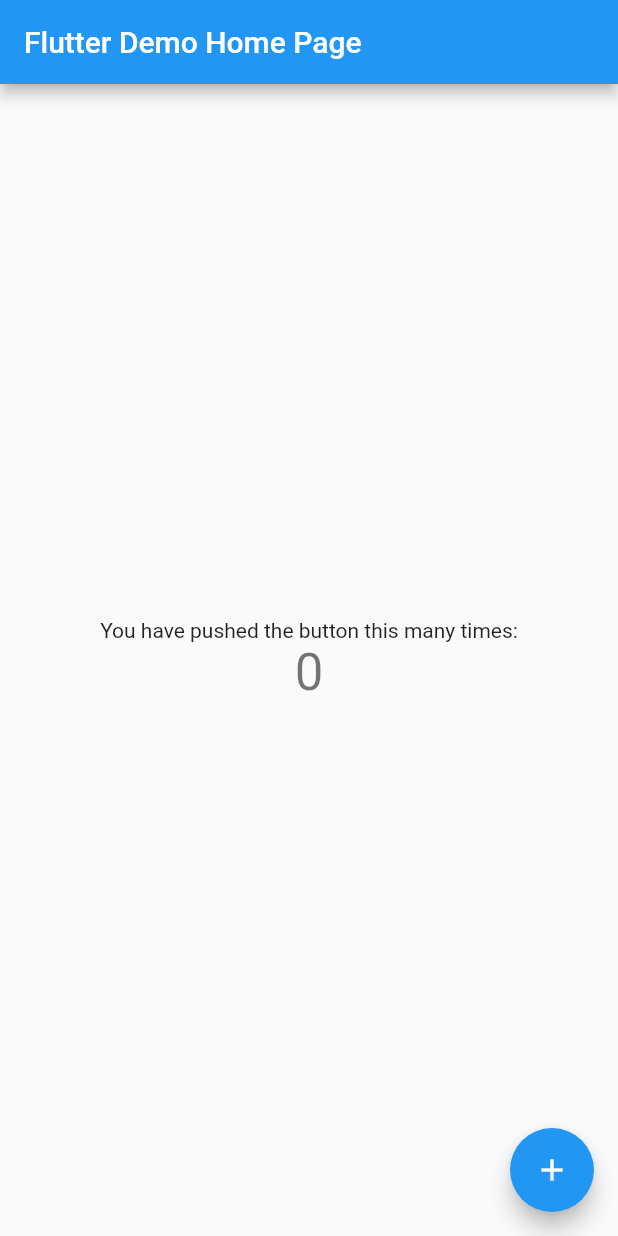
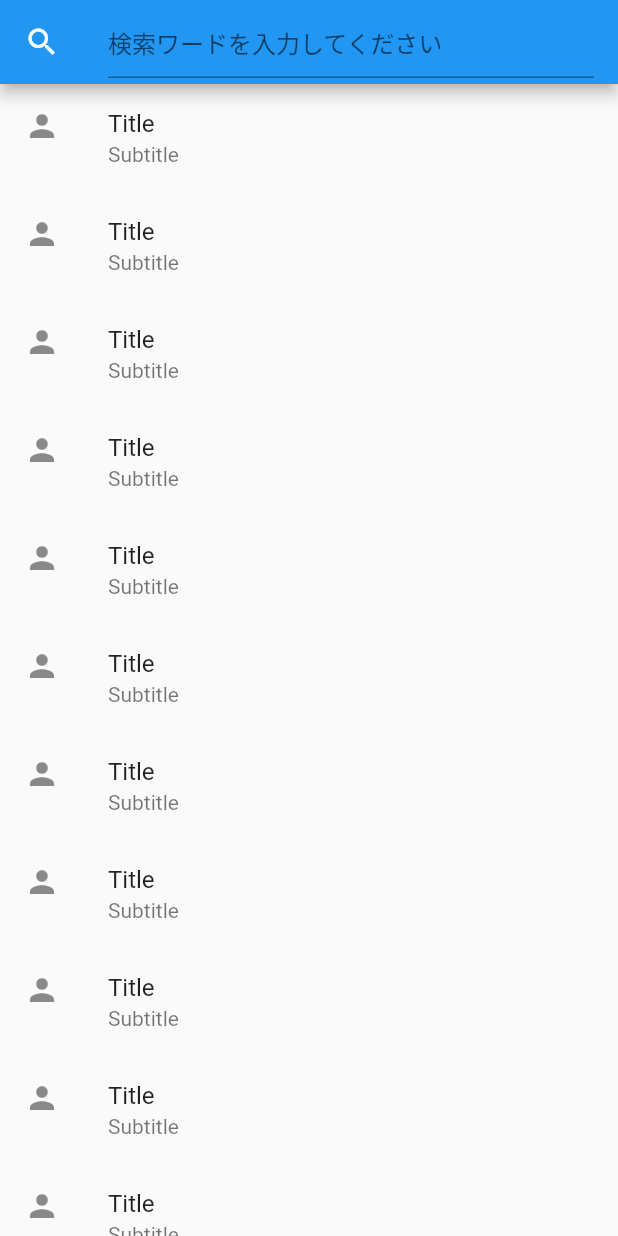
Before and after one commit to watanavex/MyFlutterPlayground, a Flutter app: the screen it shows after launch, on a phone screen of 412 x 824 dp. Run offline on Flutter 3.47's test engine with Material 2 defaults, Android fonts, the phone set to English and light mode, and no system bars; our stand-ins replace dio, freezed_annotation, retrofit; generated files the repository leaves out were written again.

Commit message:
Implement roughly layout

```diff
--- a/lib/main.dart
+++ b/lib/main.dart
@@ -7,109 +7,50 @@
 class MyApp extends StatelessWidget {
   const MyApp({Key? key}) : super(key: key);
 
-  // This widget is the root of your application.
   @override
   Widget build(BuildContext context) {
     return MaterialApp(
-      title: 'Flutter Demo',
       theme: ThemeData(
-        // This is the theme of your application.
-        //
-        // Try running your application with "flutter run". You'll see the
-        // application has a blue toolbar. Then, without quitting the app, try
-        // changing the primarySwatch below to Colors.green and then invoke
-        // "hot reload" (press "r" in the console where you ran "flutter run",
-        // or simply save your changes to "hot reload" in a Flutter IDE).
-        // Notice that the counter didn't reset back to zero; the application
-        // is not restarted.
         primarySwatch: Colors.blue,
       ),
-      home: const MyHomePage(title: 'Flutter Demo Home Page'),
+      home: const SearchPage(),
     );
   }
 }
 
-class MyHomePage extends StatefulWidget {
-  const MyHomePage({Key? key, required this.title}) : super(key: key);
-
-  // This widget is the home page of your application. It is stateful, meaning
-  // that it has a State object (defined below) that contains fields that affect
-  // how it looks.
-
-  // This class is the configuration for the state. It holds the values (in this
-  // case the title) provided by the parent (in this case the App widget) and
-  // used by the build method of the State. Fields in a Widget subclass are
-  // always marked "final".
-
-  final String title;
+class SearchPage extends StatefulWidget {
+  const SearchPage({Key? key}) : super(key: key);
 
   @override
-  State<MyHomePage> createState() => _MyHomePageState();
+  State<SearchPage> createState() => _SearchPageState();
 }
 
-class _MyHomePageState extends State<MyHomePage> {
-  int _counter = 0;
-
-  void _incrementCounter() {
-    setState(() {
-      // This call to setState tells the Flutter framework that something has
-      // changed in this State, which causes it to rerun the build method below
-      // so that the display can reflect the updated values. If we changed
-      // _counter without calling setState(), then the build method would not be
-      // called again, and so nothing would appear to happen.
-      _counter++;
-    });
-  }
-
+class _SearchPageState extends State<SearchPage> {
   @override
   Widget build(BuildContext context) {
-    // This method is rerun every time setState is called, for instance as done
-    // by the _incrementCounter method above.
-    //
-    // The Flutter framework has been optimized to make rerunning build methods
-    // fast, so that you can just rebuild anything that needs updating rather
-    // than having to individually change instances of widgets.
     return Scaffold(
       appBar: AppBar(
-        // Here we take the value from the MyHomePage object that was created by
-        // the App.build method, and use it to set our appbar title.
-        title: Text(widget.title),
-      ),
-      body: Center(
-        // Center is a layout widget. It takes a single child and positions it
-        // in the middle of the parent.
-        child: Column(
-          // Column is also a layout widget. It takes a list of children and
-          // arranges them vertically. By default, it sizes itself to fit its
-          // children horizontally, and tries to be as tall as its parent.
-          //
-          // Invoke "debug painting" (press "p" in the console, choose the
-          // "Toggle Debug Paint" action from the Flutter Inspector in Android
-          // Studio, or the "Toggle Debug Paint" command in Visual Studio Code)
-          // to see the wireframe for each widget.
-          //
-          // Column has various properties to control how it sizes itself and
-          // how it positions its children. Here we use mainAxisAlignment to
-          // center the children vertically; the main axis here is the vertical
-          // axis because Columns are vertical (the cross axis would be
-          // horizontal).
-          mainAxisAlignment: MainAxisAlignment.center,
-          children: <Widget>[
-            const Text(
-              'You have pushed the button this many times:',
-            ),
-            Text(
-              '$_counter',
-              style: Theme.of(context).textTheme.headline4,
-            ),
-          ],
+        leading: IconButton(onPressed: () {}, icon: const Icon(Icons.search)),
+        title: TextField(
+          decoration: const InputDecoration(
+            hintText: '検索ワードを入力してください',
+          ),
+          textInputAction: TextInputAction.search,
+          onSubmitted: (string) {
+            print(string);
+          },
         ),
       ),
-      floatingActionButton: FloatingActionButton(
-        onPressed: _incrementCounter,
-        tooltip: 'Increment',
-        child: const Icon(Icons.add),
-      ), // This trailing comma makes auto-formatting nicer for build methods.
+      body: ListView.builder(
+        itemCount: 20,
+        itemBuilder: (context, index) {
+          return const ListTile(
+            leading: Icon(Icons.person),
+            title: Text("Title"),
+            subtitle: Text("Subtitle"),
+          );
+        },
+      ),
     );
   }
 }
```
